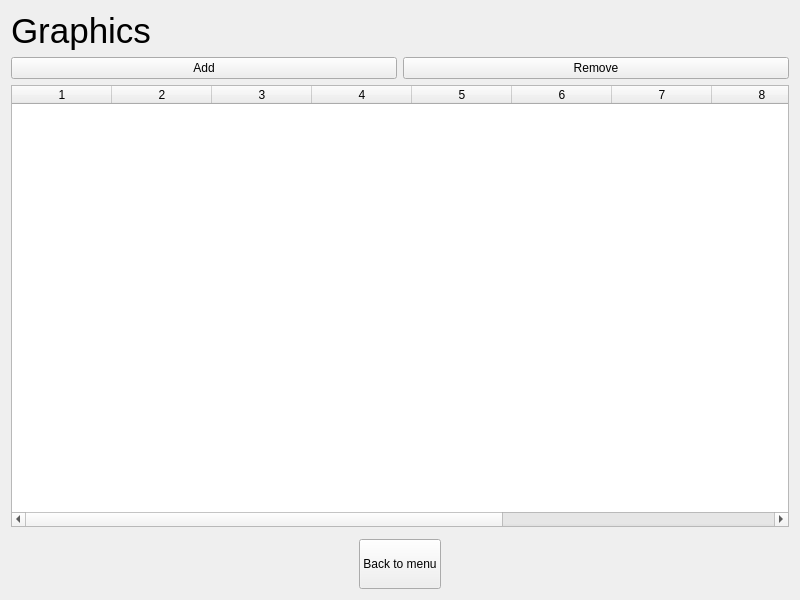
Above: graphicswindow.ui from Ancellie/organizer_on_qt before the change. Below: the same form after it.
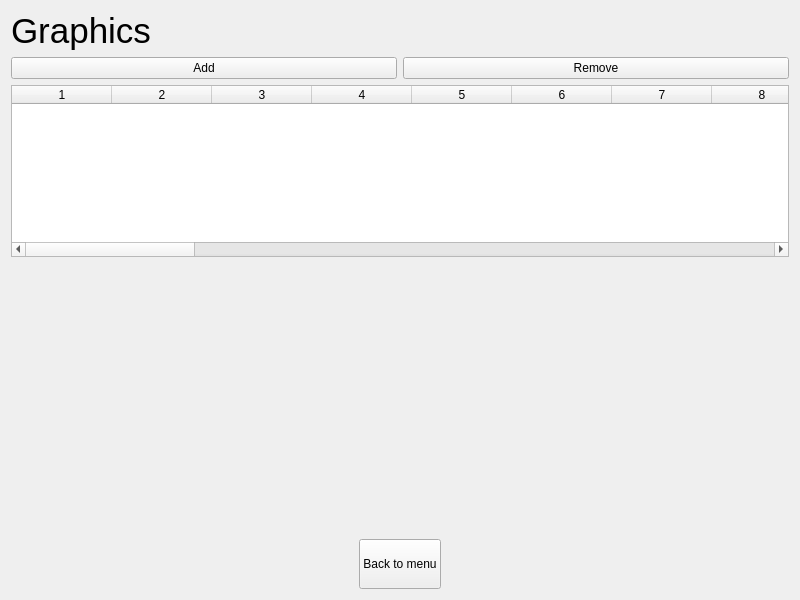
That is the form after the change. Custom widgets are drawn as their Qt base class.

What changed in the file:
```diff
--- a/graphicswindow.ui
+++ b/graphicswindow.ui
@@ -54,7 +54,7 @@
       <number>0</number>
      </property>
      <property name="columnCount">
-      <number>11</number>
+      <number>31</number>
      </property>
      <column/>
      <column/>
@@ -67,13 +67,52 @@
      <column/>
      <column/>
      <column/>
+     <column/>
+     <column/>
+     <column/>
+     <column/>
+     <column/>
+     <column/>
+     <column/>
+     <column/>
+     <column/>
+     <column/>
+     <column/>
+     <column/>
+     <column/>
+     <column/>
+     <column/>
+     <column/>
+     <column/>
+     <column/>
+     <column/>
+     <column/>
     </widget>
    </item>
+   <item>
+    <spacer name="verticalSpacer">
+     <property name="orientation">
+      <enum>Qt::Vertical</enum>
+     </property>
+     <property name="sizeHint" stdset="0">
+      <size>
+       <width>20</width>
+       <height>40</height>
+      </size>
+     </property>
+    </spacer>
+   </item>
    <item>
     <widget class="QCustomPlot" name="customPlot" native="true">
      <property name="enabled">
       <bool>true</bool>
      </property>
+     <property name="minimumSize">
+      <size>
+       <width>0</width>
+       <height>250</height>
+      </size>
+     </property>
     </widget>
    </item>
    <item>
```
